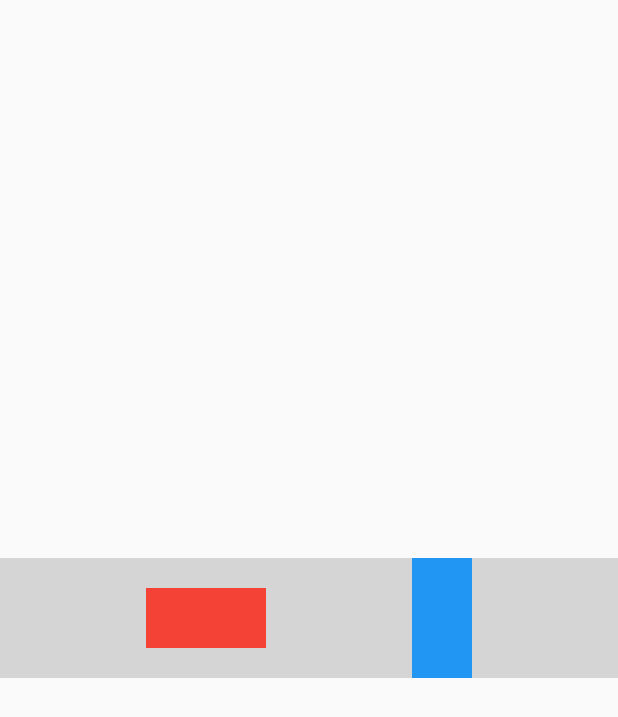
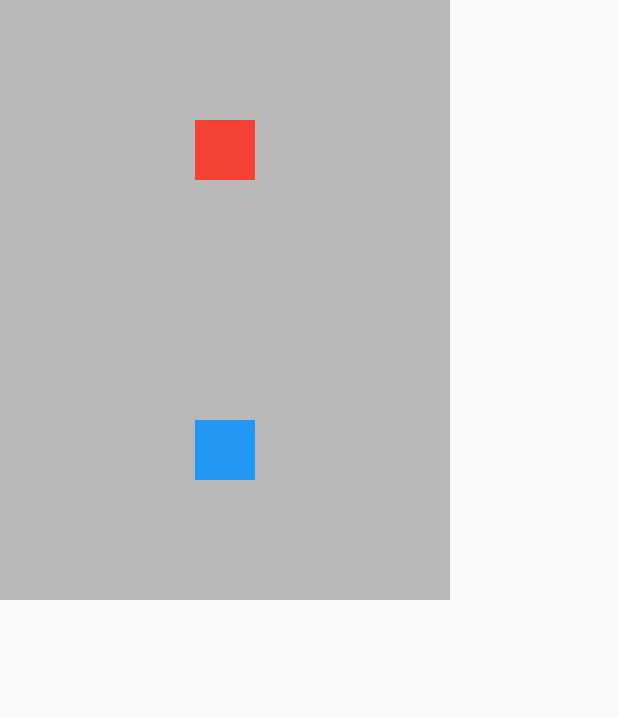
Before and after one commit to AntVill77/pruebaflutter, a Flutter app: the screen it shows after launch, on a phone screen of 412 x 824 dp. Shown: the top 717 px of the screen. Run offline on Flutter 3.47's test engine with Material 2 defaults, Android fonts, the phone set to English and light mode, and no system bars.

Commit message:
container y columnas

```diff
--- a/flutter_pueba1/lib/pages/home_page.dart
+++ b/flutter_pueba1/lib/pages/home_page.dart
@@ -4,27 +4,27 @@ class HomePage extends StatelessWidget {
   @override
   Widget build(BuildContext context) {
     return Scaffold(
-      body: Center(
-          child: Container(
-        color: Colors.grey.withOpacity(0.4),
-        child: Row(
-          mainAxisSize: MainAxisSize.max,
-          mainAxisAlignment: MainAxisAlignment.spaceEvenly,
+      body: Container(
+        color: Colors.black26,
+        width: 300,
+        height: 400,
+        child: Column(
+            mainAxisSize: MainAxisSize.min,
+            mainAxisAlignment: MainAxisAlignment.spaceAround,
             crossAxisAlignment: CrossAxisAlignment.center,
             children: [
               Container(
-              width: 80,
+                width: 40,
                 height: 40,
                 color: Colors.red,
               ),
               Container(
                 width: 40,
-              height: 80,
+                height: 40,
                 color: Colors.blue,
               )
-          ],
+            ]),
       ),
-      )),
     );
   }
 }
```
Lines whose indentation alone changed are shown as unchanged.
